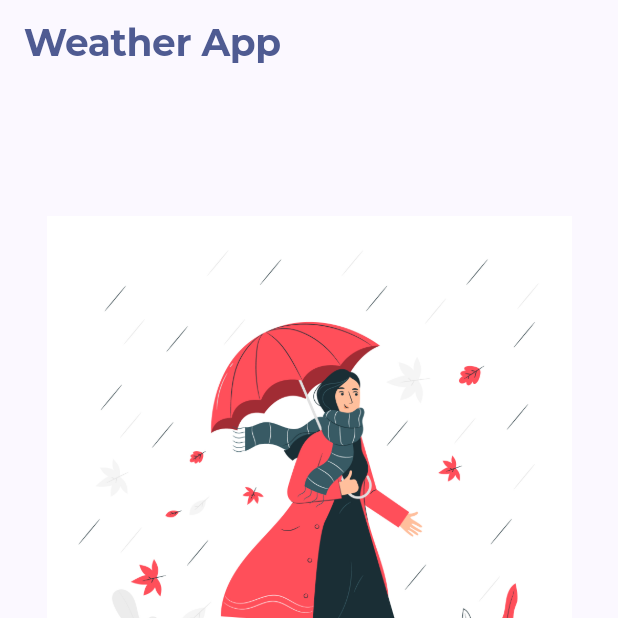
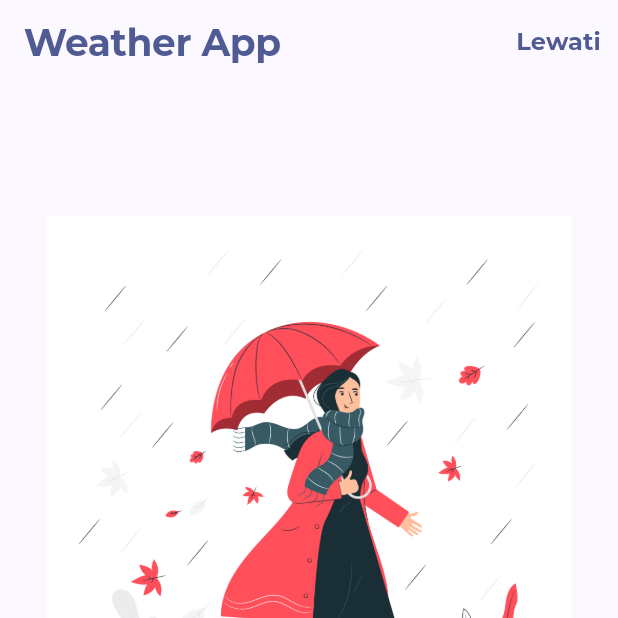
Before and after one commit to RH203/weather-app-flutter, a Flutter app: the screen it shows after launch, on a phone screen of 412 x 824 dp, the top half of it. Run offline on Flutter 3.47's test engine with Material 3 defaults, Android fonts, the phone set to English and light mode, and no system bars; our stand-ins replace flutter_dotenv, google_fonts, weather_icons.

Commit message:
feat(update): update appbar TextButton

```diff
--- a/lib/src/features/welcome/welcome_page.dart
+++ b/lib/src/features/welcome/welcome_page.dart
@@ -55,6 +55,15 @@ class _WelcomePageState extends State<WelcomePage> {
               .displayLarge!
               .copyWith(color: Theme.of(context).colorScheme.primary),
         ),
+        actions: [
+          TextButton(
+            onPressed: () {
+              Navigator.of(context).push(
+                  MaterialPageRoute(builder: (context) => const WeatherPage()));
+            },
+            child: const Text("Lewati"),
+          ),
+        ],
       ),
       body: Padding(
         padding: const EdgeInsets.all(20.0),
```
